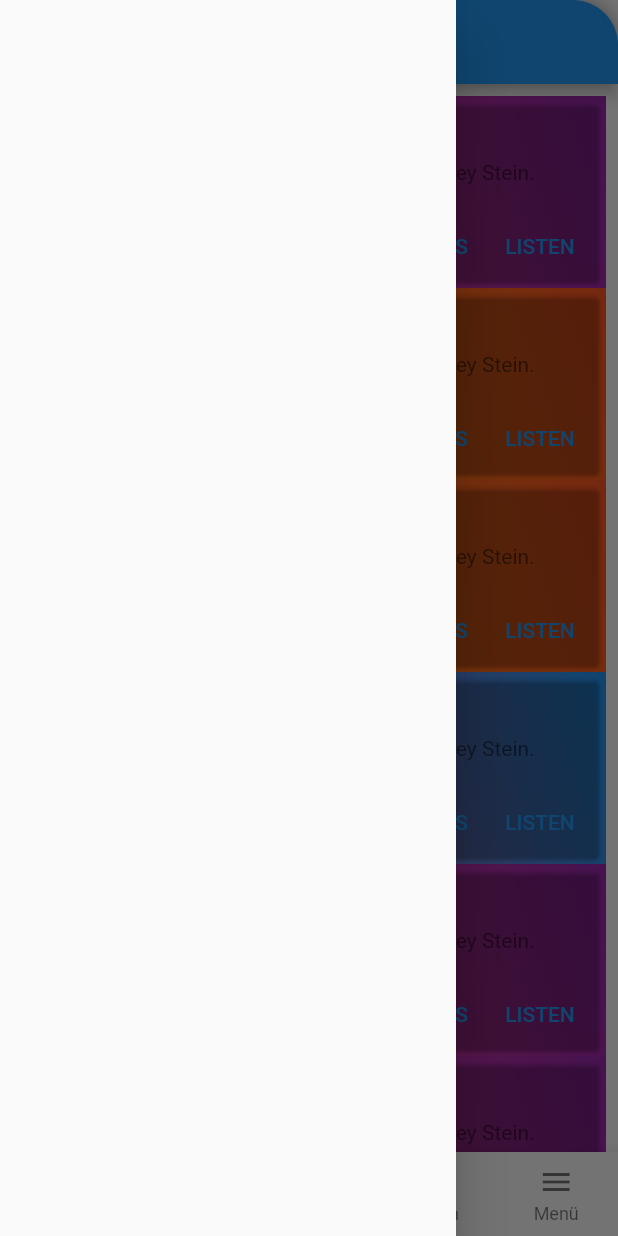
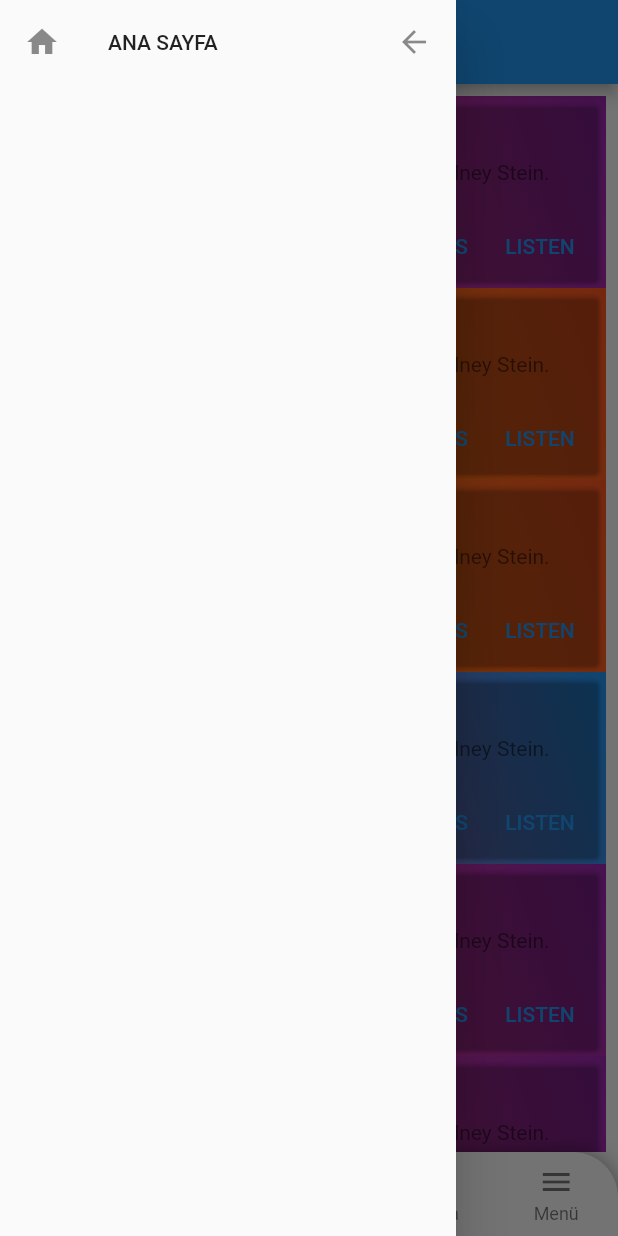
Before and after one commit to abdullah017/Flutter_BottomNavbarWithDrawer, a Flutter app: the screen it shows after launch, with the side drawer open, on a phone screen of 412 x 824 dp. Run offline on Flutter 3.47's test engine with Material 2 defaults, Android fonts, the phone set to English and light mode, and no system bars; our stand-ins replace flutter_svg_provider.

Commit message:
bazı iyileştirmeler

```diff
--- a/lib/customBottomMenu.dart
+++ b/lib/customBottomMenu.dart
@@ -1,3 +1,4 @@
+import 'package:diyet/drawerMenu.dart';
 import 'package:flutter/material.dart';
 import 'listPage.dart';
 
@@ -17,7 +18,7 @@ class _BnbDemoState extends State<BnbDemo> {
     MenuText("MESAJLARIM SAYFASI"),
     ListPage(),
     MenuText("ARAMA SAYFASI"),
-    MenuText("MENU SAYFASI"),
+    CustomDrawerMenu()
   ];
 
   /// [2] Sayfanın indisini tutuyor.
@@ -32,7 +33,24 @@ class _BnbDemoState extends State<BnbDemo> {
     return Scaffold(
       appBar: _buildAppBar(),
       body: _buildSafeArea(),
-      bottomNavigationBar: _buildBottomNavigationBar(context),
+      bottomNavigationBar: Container(
+        decoration: BoxDecoration(
+          borderRadius: BorderRadius.only(
+            topRight: Radius.circular(30),
+            topLeft: Radius.circular(30),
+          ),
+          boxShadow: [
+            BoxShadow(color: Colors.black38, spreadRadius: 0, blurRadius: 10),
+          ],
+        ),
+        child: ClipRRect(
+          borderRadius: BorderRadius.only(
+            topLeft: Radius.circular(30.0),
+            topRight: Radius.circular(30.0),
+          ),
+          child: _buildBottomNavigationBar(context),
+        ),
+      ),
     );
   }
 
--- /dev/null
+++ b/lib/drawerMenu.dart
@@ -0,0 +1,34 @@
+import 'package:diyet/listPage.dart';
+import 'package:flutter/material.dart';
+
+class CustomDrawerMenu extends StatefulWidget {
+  @override
+  _CustomDrawerMenuState createState() => _CustomDrawerMenuState();
+}
+
+class _CustomDrawerMenuState extends State<CustomDrawerMenu> {
+  @override
+  Widget build(BuildContext context) {
+    return Drawer(
+      child: ListView(
+        children: [
+          ListTile(
+            leading: Icon(Icons.home),
+            title: Text('ANA SAYFA'),
+            trailing: Icon(Icons.arrow_back),
+            onTap: () {
+              //YÖNLENDİRME YAPMAK İSTİYORSAK YÖNT-1
+              Navigator.push(
+                  context, MaterialPageRoute(builder: (context) => ListPage()));
+
+              //YÖNLENDİRME YAPMAK İSTİYORSAK YÖNT-2
+              //Navigator.pushNamed(context, routeName);
+
+              //Navigator.pop(context);
+            },
+          )
+        ],
+      ),
+    );
+  }
+}
--- a/lib/listPage.dart
+++ b/lib/listPage.dart
@@ -1,38 +1,33 @@
 import 'package:flutter/material.dart';
+import 'package:flutter_svg_provider/flutter_svg_provider.dart';
 
 class ListPage extends StatelessWidget {
   @override
   Widget build(BuildContext context) {
     return SingleChildScrollView(
-          child: SafeArea(
-            child: Padding(
+      child: SafeArea(
+        child: Padding(
           padding: const EdgeInsets.all(8.0),
           child: Column(
             mainAxisAlignment: MainAxisAlignment.center,
             children: [
               GradientCard(
-                gColor1:Colors.purple,
-                gColor2:Colors.pinkAccent,
+                gColor1: Colors.purple,
+                gColor2: Colors.pinkAccent,
               ),
-               GradientCard(
-                gColor1:Colors.deepOrange,
-                gColor2:Colors.orange
+              GradientCard(gColor1: Colors.deepOrange, gColor2: Colors.orange),
+              GradientCard(gColor1: Colors.deepOrange, gColor2: Colors.orange),
+              GradientCard(
+                gColor1: Colors.blue,
+                gColor2: Colors.pinkAccent,
               ),
-                GradientCard(
-                  gColor1:Colors.deepOrange,
-                gColor2:Colors.orange
+              GradientCard(
+                gColor1: Colors.purple,
+                gColor2: Colors.pinkAccent,
               ),
-                GradientCard(
-                gColor1:Colors.blue,
-                gColor2:Colors.pinkAccent,
-              ),
-                GradientCard(
-                gColor1:Colors.purple,
-                gColor2:Colors.pinkAccent,
-              ),
-                GradientCard(
-                gColor1:Colors.purple,
-                gColor2:Colors.pinkAccent,
+              GradientCard(
+                gColor1: Colors.purple,
+                gColor2: Colors.pinkAccent,
               ),
             ],
           ),
@@ -43,12 +38,13 @@ class ListPage extends StatelessWidget {
 }
 
 class GradientCard extends StatelessWidget {
-
-final Color gColor1;
-final Color gColor2;
+  final Color gColor1;
+  final Color gColor2;
 
   const GradientCard({
-    Key key, this.gColor1, this.gColor2,
+    Key key,
+    this.gColor1,
+    this.gColor2,
   }) : super(key: key);
 
   @override
@@ -65,7 +61,10 @@ final Color gColor2;
           mainAxisSize: MainAxisSize.min,
           children: <Widget>[
             const ListTile(
-              leading: Icon(Icons.album),
+              leading: CircleAvatar(
+                backgroundImage: Svg('assets/bakery.svg'),
+                radius: 25,
+              ),
               title: Text('The Enchanted Nightingale'),
               subtitle: Text('Music by Julie Gable. Lyrics by Sidney Stein.'),
             ),
--- a/lib/main.dart
+++ b/lib/main.dart
@@ -1,4 +1,5 @@
 import 'package:diyet/customBottomMenu.dart';
+import 'package:diyet/drawerMenu.dart';
 import 'package:flutter/material.dart';
 
 void main() {
@@ -26,26 +27,8 @@ class _MyHomePageState extends State<MyHomePage> {
   @override
   Widget build(BuildContext context) {
     return Scaffold(
-      key: _drawerKey,
-      drawer: Drawer(),
-      bottomNavigationBar: Container(
-        decoration: BoxDecoration(
-          borderRadius: BorderRadius.only(
-            topRight: Radius.circular(30),
-            topLeft: Radius.circular(30),
-          ),
-          boxShadow: [
-            BoxShadow(color: Colors.black38, spreadRadius: 0, blurRadius: 10),
-          ],
-        ),
-        child: ClipRRect(
-          borderRadius: BorderRadius.only(
-            topLeft: Radius.circular(30.0),
-            topRight: Radius.circular(30.0),
-          ),
-          child: BnbDemo(),
-        ),
-      ),
-    );
+        key: _drawerKey,
+        drawer: CustomDrawerMenu(),
+        bottomNavigationBar: BnbDemo());
   }
 }
--- a/pubspec.yaml
+++ b/pubspec.yaml
@@ -23,7 +23,7 @@ environment:
 dependencies:
   flutter:
     sdk: flutter
-  flutter_svg:
+  flutter_svg_provider:
 
 
   # The following adds the Cupertino Icons font to your application.
@@ -46,8 +46,8 @@ flutter:
   uses-material-design: true
 
   # To add assets to your application, add an assets section, like this:
-  # assets:
-  #   - images/a_dot_burr.jpeg
+  assets:
+    - assets/
   #   - images/a_dot_ham.jpeg
 
   # An image asset can refer to one or more resolution-specific "variants", see
```
Also changed, not shown: assets/bakery.svg (added), assets/eggs.svg (added), pubspec.lock.
